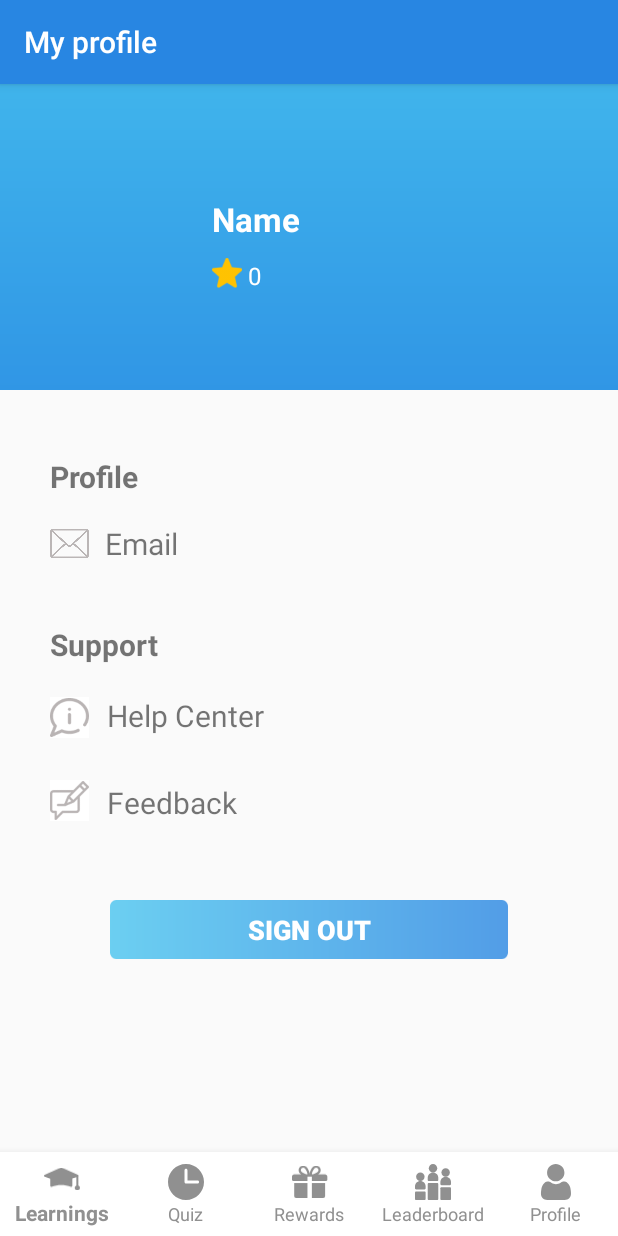
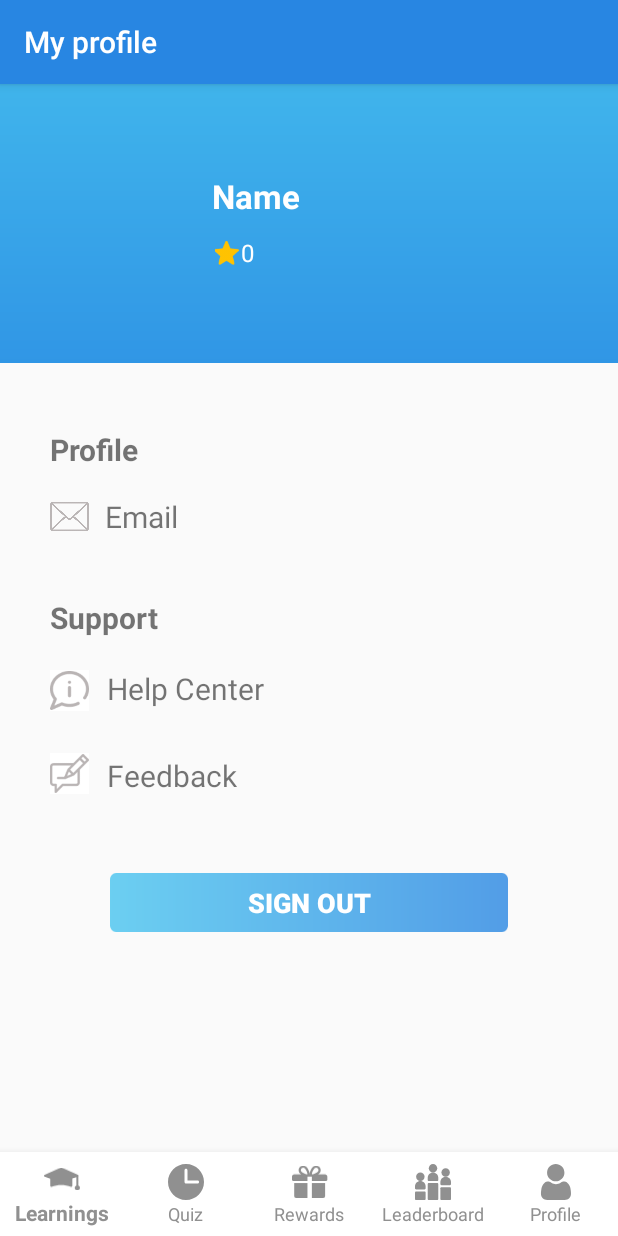
Before and after one commit to ssarahlu/Assignment, an Android app: the ProfileActivity screen opened directly, with no data from a screen before it, on a phone screen of 412 x 824 dp. Run offline under Robolectric (Android 15) with nearby library versions, the phone set to English and light mode, and no system bars; our stand-ins replace Room's generated code; pictures from the network do not load.

Commit message:
profile ui fix

```diff
--- a/app/src/main/res/layout/activity_profile.xml
+++ b/app/src/main/res/layout/activity_profile.xml
@@ -9,13 +9,12 @@
 
     <View
         android:id="@+id/top_backgro"
-        android:layout_width="430dp"
-        android:layout_height="204dp"
+        android:layout_width="431dp"
+        android:layout_height="186dp"
         android:layout_alignParentLeft="true"
         android:layout_alignParentTop="true"
         android:background="@drawable/top_backgro"
         app:layout_constraintEnd_toEndOf="parent"
-        app:layout_constraintHorizontal_bias="0.526"
         app:layout_constraintStart_toStartOf="parent"
         app:layout_constraintTop_toTopOf="parent" />
 
@@ -30,7 +29,7 @@
         app:layout_constraintHorizontal_bias="0.102"
         app:layout_constraintStart_toStartOf="parent"
         app:layout_constraintTop_toTopOf="parent"
-        app:layout_constraintVertical_bias="0.086" />
+        app:layout_constraintVertical_bias="0.065" />
 
     <TextView
         android:id="@+id/name"
@@ -38,7 +37,7 @@
         android:layout_height="wrap_content"
         android:layout_marginStart="20dp"
         android:layout_marginLeft="20dp"
-        android:layout_marginTop="73dp"
+        android:layout_marginTop="60dp"
         android:text="Name"
         android:textColor="#FFFFFF"
         android:textSize="22sp"
@@ -46,7 +45,7 @@
         app:layout_constraintBottom_toBottomOf="parent"
         app:layout_constraintStart_toEndOf="@+id/imageView"
         app:layout_constraintTop_toTopOf="@+id/top_backgro"
-        app:layout_constraintVertical_bias="0.003" />
+        app:layout_constraintVertical_bias="0.0" />
 
     <TextView
         android:id="@+id/id"
@@ -181,9 +180,9 @@
 
     <ImageView
         android:id="@+id/imageView6"
-        android:layout_width="20dp"
-        android:layout_height="20dp"
-        android:layout_marginBottom="68dp"
+        android:layout_width="19dp"
+        android:layout_height="16dp"
+        android:layout_marginBottom="65dp"
         app:layout_constraintBottom_toBottomOf="@+id/top_backgro"
         app:layout_constraintStart_toStartOf="@+id/name"
         app:srcCompat="@drawable/star" />
@@ -192,8 +191,6 @@
         android:id="@+id/stars"
         android:layout_width="wrap_content"
         android:layout_height="wrap_content"
-        android:layout_marginStart="4dp"
-        android:layout_marginLeft="4dp"
         android:layout_marginTop="12dp"
         android:text="TextView"
         android:textColor="#FFFFFF"
```
